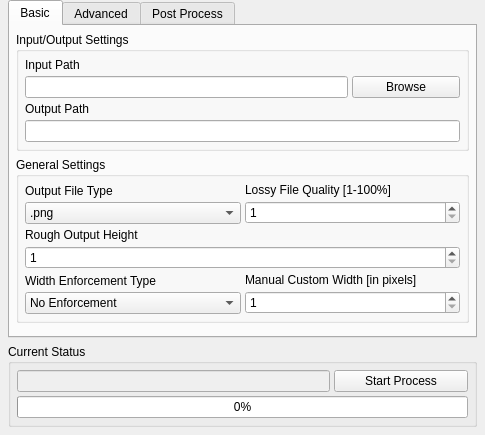
Before: the Qt Designer form gui/layout.ui in MechTechnology/SmartStitch, drawn with Qt 5.
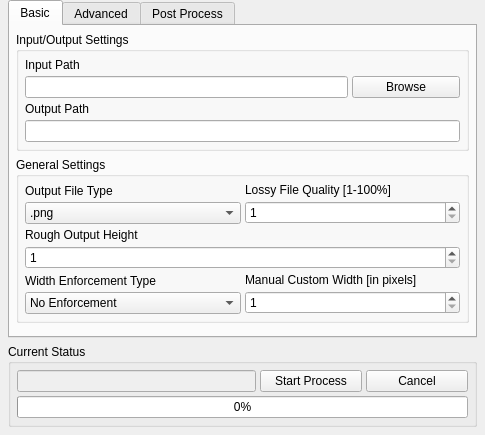
After: the same form once the commit is applied. Icons and pictures are not drawn.

Commit message: Implement chunked processing with cancellation support and update GUI for process control

```diff
--- a/gui/layout.ui
+++ b/gui/layout.ui
@@ -788,7 +788,7 @@
         <number>6</number>
        </property>
        <item>
-        <layout class="QHBoxLayout" name="horizontalLayout_2" stretch="7,3">
+         <layout class="QHBoxLayout" name="horizontalLayout_2" stretch="7,3,3">
          <property name="sizeConstraint">
           <enum>QLayout::SetDefaultConstraint</enum>
          </property>
@@ -824,6 +824,16 @@
            </property>
           </widget>
          </item>
+          <item>
+           <widget class="QPushButton" name="cancelProcessButton">
+            <property name="text">
+             <string>Cancel</string>
+            </property>
+            <property name="hidden">
+             <bool>true</bool>
+            </property>
+           </widget>
+          </item>
         </layout>
        </item>
        <item>
```
Lines whose indentation alone changed are shown as unchanged. The commit also changes 6 other files.
